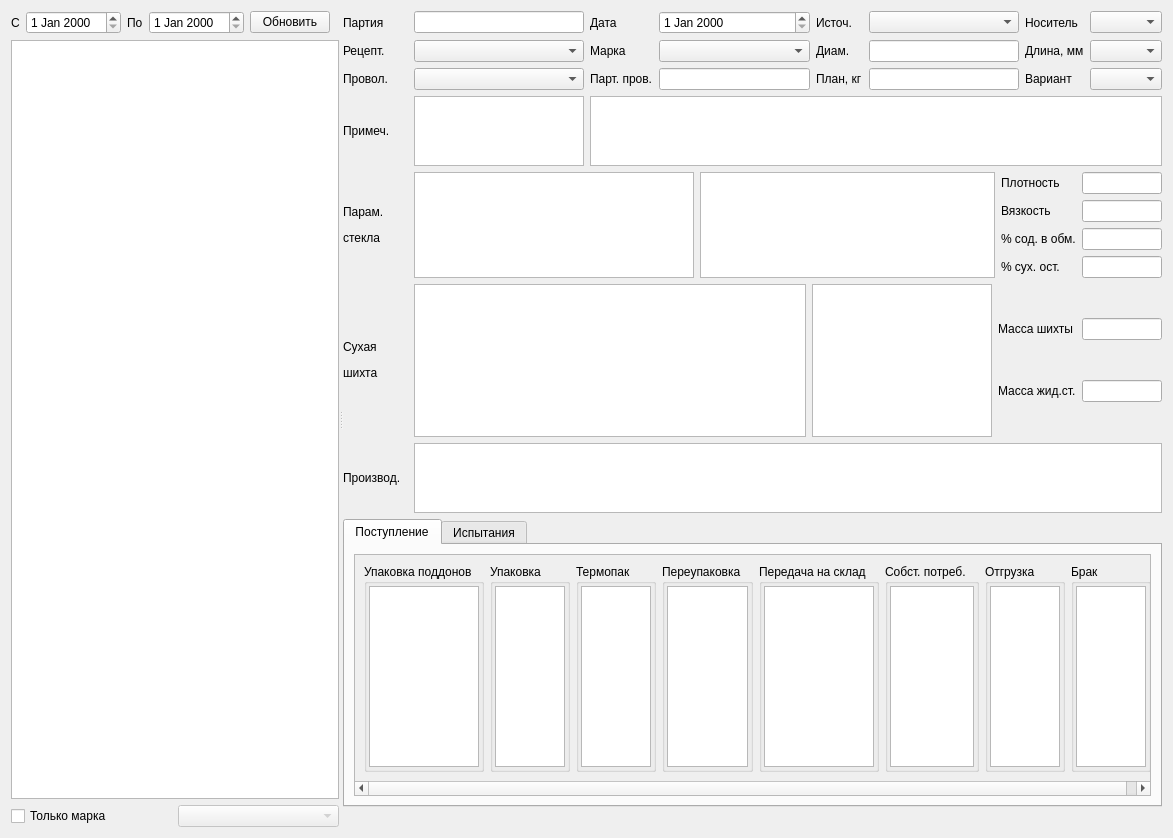
Before: the Qt Designer form formpart.ui in Sergeyego/el_pr, drawn with Qt 5.
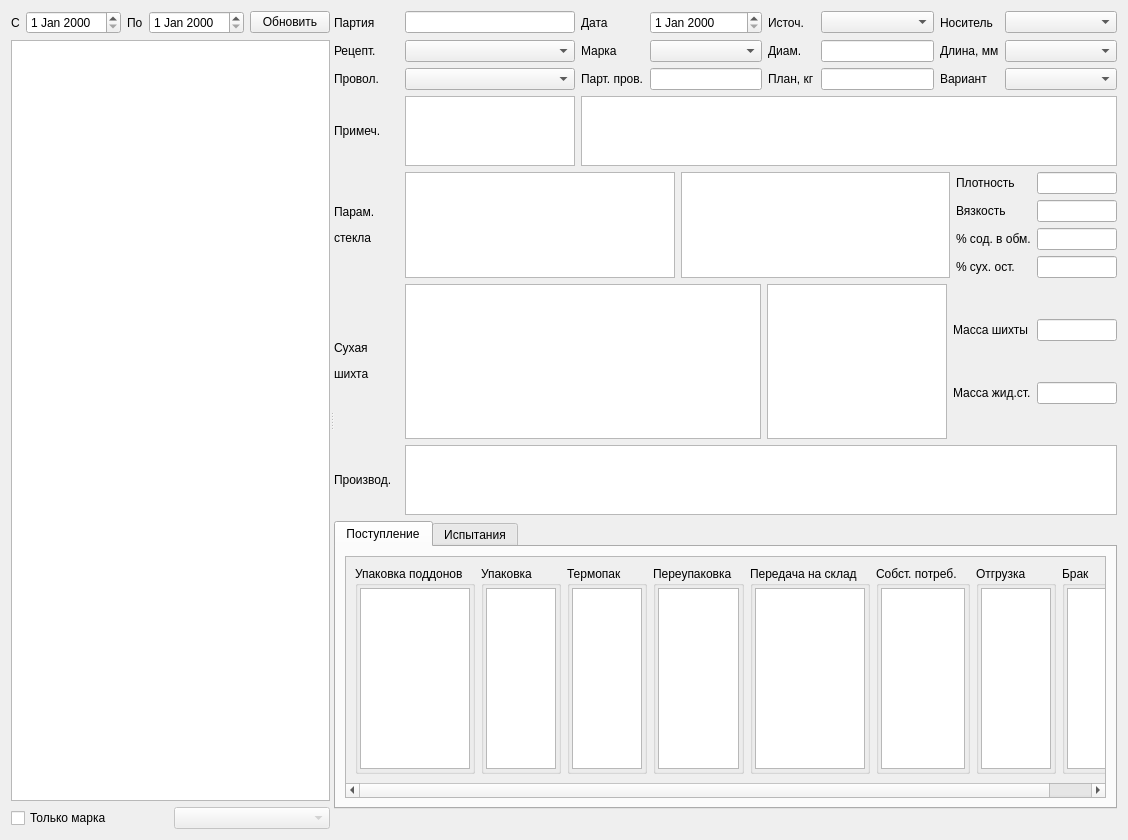
After: the same form once the commit is applied. Custom widgets are drawn as their Qt base class.

What changed in the file:
```diff
--- a/formpart.ui
+++ b/formpart.ui
@@ -6,8 +6,8 @@
    <rect>
     <x>0</x>
     <y>0</y>
-    <width>1173</width>
-    <height>838</height>
+    <width>1128</width>
+    <height>840</height>
    </rect>
   </property>
   <property name="windowTitle">
@@ -93,13 +93,27 @@
        <item>
         <layout class="QGridLayout" name="gridLayout">
          <item row="0" column="7">
-          <widget class="DbComboBox" name="comboBoxPack"/>
+          <widget class="DbComboBox" name="comboBoxPack">
+           <property name="sizePolicy">
+            <sizepolicy hsizetype="Expanding" vsizetype="Fixed">
+             <horstretch>0</horstretch>
+             <verstretch>0</verstretch>
+            </sizepolicy>
+           </property>
+          </widget>
          </item>
          <item row="1" column="1">
           <widget class="DbComboBox" name="comboBoxRcp"/>
          </item>
          <item row="2" column="7">
-          <widget class="DbComboBox" name="comboBoxVar"/>
+          <widget class="DbComboBox" name="comboBoxVar">
+           <property name="sizePolicy">
+            <sizepolicy hsizetype="Expanding" vsizetype="Fixed">
+             <horstretch>0</horstretch>
+             <verstretch>0</verstretch>
+            </sizepolicy>
+           </property>
+          </widget>
          </item>
          <item row="3" column="1">
           <widget class="QPlainTextEdit" name="plainTextEditNote">
@@ -121,7 +135,14 @@
           <widget class="DbComboBox" name="comboBoxSrc"/>
          </item>
          <item row="1" column="7">
-          <widget class="DbComboBox" name="comboBoxLen"/>
+          <widget class="DbComboBox" name="comboBoxLen">
+           <property name="sizePolicy">
+            <sizepolicy hsizetype="Expanding" vsizetype="Fixed">
+             <horstretch>0</horstretch>
+             <verstretch>0</verstretch>
+            </sizepolicy>
+           </property>
+          </widget>
          </item>
          <item row="2" column="6">
           <widget class="QLabel" name="label_15">
@@ -644,7 +665,7 @@
                 <x>0</x>
                 <y>0</y>
                 <width>869</width>
-                <height>230</height>
+                <height>232</height>
                </rect>
               </property>
               <layout class="QHBoxLayout" name="horizontalLayout_11">
```
